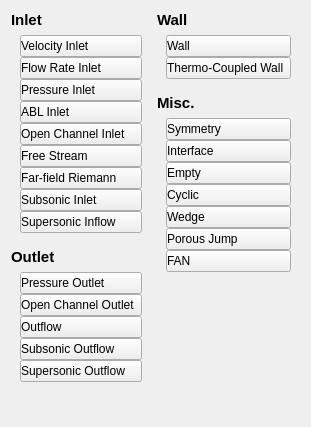
Before: the Qt Designer form baramFlow/view/setup/boundary_conditions/boundary_type_picker.ui in nextfoam/baram, drawn with Qt 5.
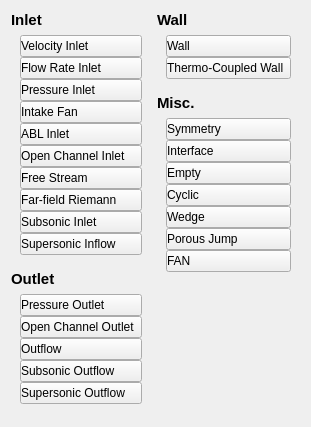
After: the same form once the commit is applied. Custom widgets are drawn as their Qt base class.

Commit message: Issue baram#705 intakeFan boundary condition

What changed in the file:
```diff
--- a/baramFlow/view/setup/boundary_conditions/boundary_type_picker.ui
+++ b/baramFlow/view/setup/boundary_conditions/boundary_type_picker.ui
@@ -114,6 +114,25 @@
            </attribute>
           </widget>
          </item>
+         <item>
+          <widget class="FlatPushButton" name="intakeFan">
+           <property name="sizePolicy">
+            <sizepolicy hsizetype="Expanding" vsizetype="Fixed">
+             <horstretch>0</horstretch>
+             <verstretch>0</verstretch>
+            </sizepolicy>
+           </property>
+           <property name="styleSheet">
+            <string notr="true">text-align:left</string>
+           </property>
+           <property name="text">
+            <string>Intake Fan</string>
+           </property>
+           <attribute name="buttonGroup">
+            <string notr="true">buttonGroup</string>
+           </attribute>
+          </widget>
+         </item>
          <item>
           <widget class="FlatPushButton" name="ABLInlet">
            <property name="sizePolicy">
```
The commit also changes 26 other files.
